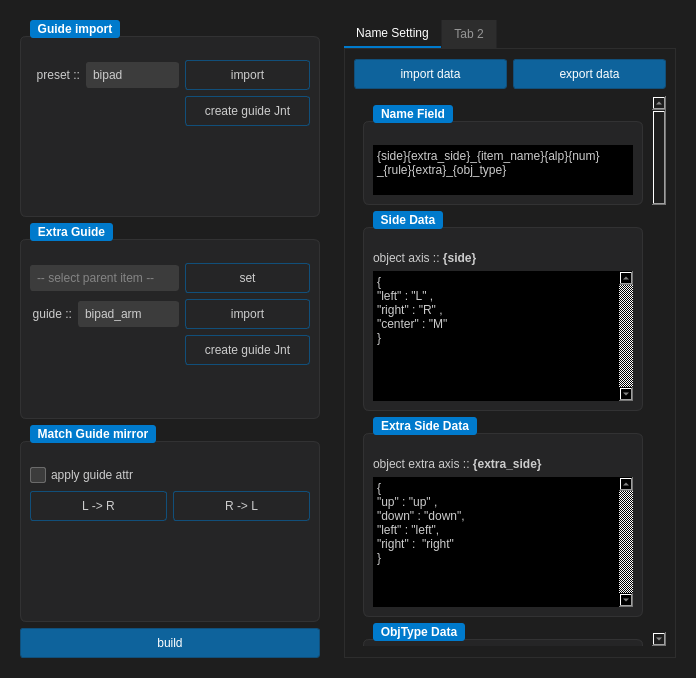
The window that autoRig/autoRig.ui (lalasin2002/newStorege) describes before a commit, drawn with Qt 5.
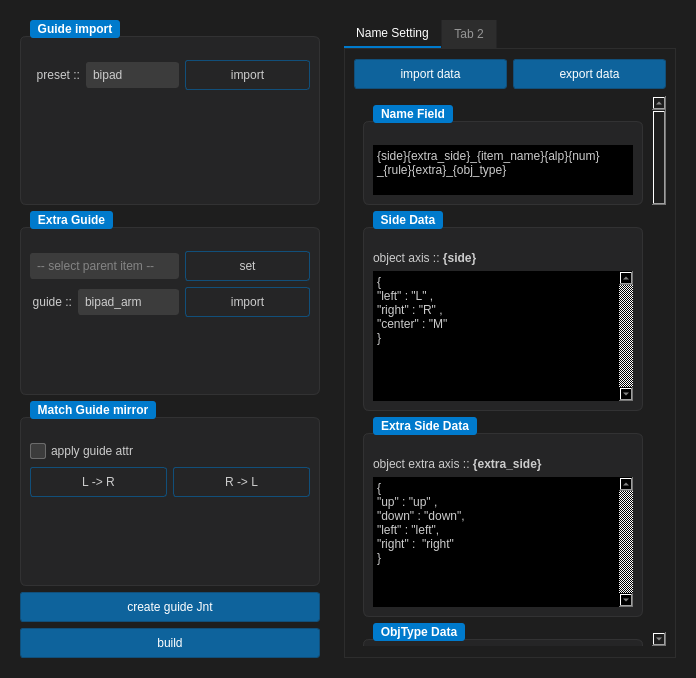
The same window after the commit.

The edit to the form file:
```diff
--- a/autoRig/autoRig.ui
+++ b/autoRig/autoRig.ui
@@ -336,25 +336,6 @@
              </property>
             </spacer>
            </item>
-           <item>
-            <widget class="QPushButton" name="create_main_guideJnt_Btn">
-             <property name="minimumSize">
-              <size>
-               <width>125</width>
-               <height>30</height>
-              </size>
-             </property>
-             <property name="maximumSize">
-              <size>
-               <width>100</width>
-               <height>16777215</height>
-              </size>
-             </property>
-             <property name="text">
-              <string>create guide Jnt</string>
-             </property>
-            </widget>
-           </item>
           </layout>
          </item>
          <item>
@@ -497,42 +478,6 @@
            </item>
           </layout>
          </item>
-         <item>
-          <layout class="QHBoxLayout" name="create_extra_guideJnt_H">
-           <item>
-            <spacer name="horizontalSpacer_3">
-             <property name="orientation">
-              <enum>Qt::Orientation::Horizontal</enum>
-             </property>
-             <property name="sizeHint" stdset="0">
-              <size>
-               <width>40</width>
-               <height>20</height>
-              </size>
-             </property>
-            </spacer>
-           </item>
-           <item>
-            <widget class="QPushButton" name="create_extra_guideJnt_Btn">
-             <property name="minimumSize">
-              <size>
-               <width>125</width>
-               <height>30</height>
-              </size>
-             </property>
-             <property name="maximumSize">
-              <size>
-               <width>100</width>
-               <height>16777215</height>
-              </size>
-             </property>
-             <property name="text">
-              <string>create guide Jnt</string>
-             </property>
-            </widget>
-           </item>
-          </layout>
-         </item>
          <item>
           <spacer name="verticalSpacer_3">
            <property name="orientation">
@@ -625,6 +570,25 @@
         </layout>
        </widget>
       </item>
+      <item>
+       <widget class="QPushButton" name="create_main_guideJnt_Btn">
+        <property name="minimumSize">
+         <size>
+          <width>0</width>
+          <height>30</height>
+         </size>
+        </property>
+        <property name="maximumSize">
+         <size>
+          <width>16777215</width>
+          <height>16777215</height>
+         </size>
+        </property>
+        <property name="text">
+         <string>create guide Jnt</string>
+        </property>
+       </widget>
+      </item>
       <item>
        <widget class="QPushButton" name="build_Btn">
         <property name="text">
```
